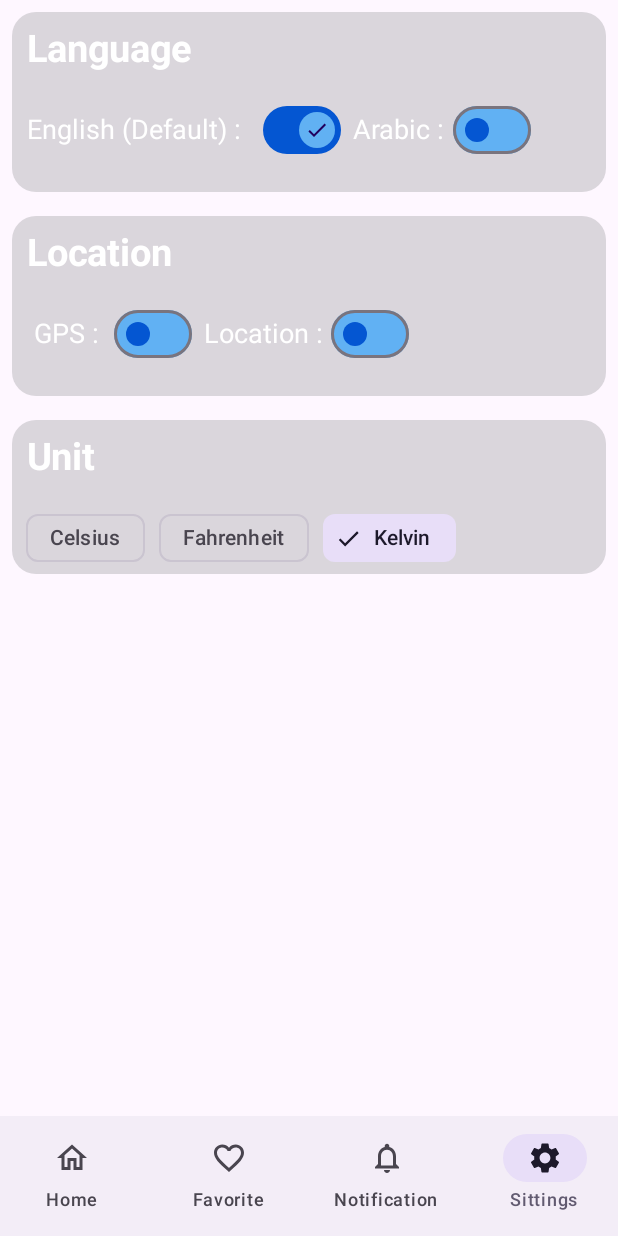
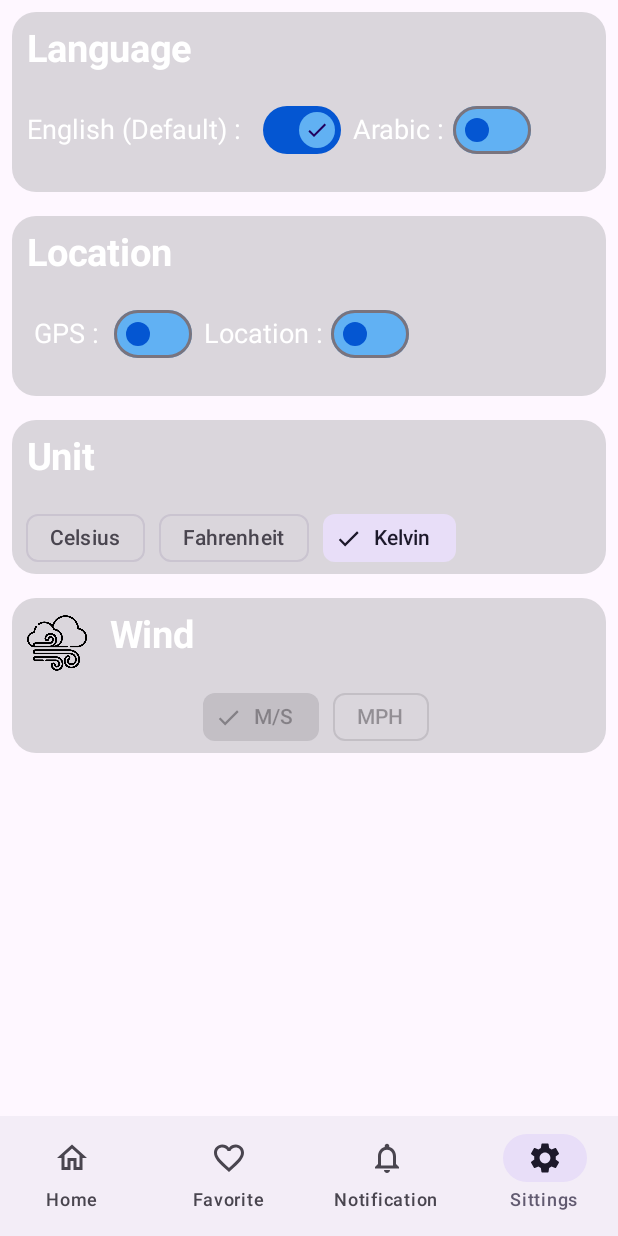
Before and after one commit to MoazMamdoouh/Gusty, an Android app built with Jetpack Compose: the screen it shows after launch (MainActivity), item 4 of the bottom bar chosen, on a phone screen of 412 x 824 dp. Run offline under Robolectric (Android 15) with nearby library versions, the phone set to English and light mode, and no system bars; our stand-ins replace Room's generated code, livedata-compose.

Commit message:
added wind changes in settings

```diff
--- a/app/src/main/java/com/example/gusty/home/HomeScreen.kt
+++ b/app/src/main/java/com/example/gusty/home/HomeScreen.kt
@@ -49,6 +49,7 @@ import com.example.gusty.home.model.CurrentWeatherModel
 import com.example.gusty.home.model.hourly_daily_model.HourlyAndDailyModel
 import com.example.gusty.setting.Preference
 import com.example.gusty.setting.UnitPreference
+import com.example.gusty.setting.WindPreference
 import com.example.gusty.ui.theme.nightColor
 import com.example.gusty.utilities.UiStateResult
 
@@ -286,6 +287,7 @@ fun DailyAndHourlyWeatherCard(
 }
 @Composable
 fun WindCard(currentWeatherViewModel: CurrentWeatherModel) {
+    val context = LocalContext.current
     Card(
         modifier = Modifier
             .width(200.dp)
@@ -330,7 +332,8 @@ fun WindCard(currentWeatherViewModel: CurrentWeatherModel) {
                     fontWeight = FontWeight.Bold
                 )
                 Text(
-                    text = " ${currentWeatherViewModel.wind.speed} km/h",
+                    text = " ${currentWeatherViewModel.wind.speed} " +
+                    WindPreference.getWindSharedPreference(context),
                     color = Color.White,
                     fontSize = 12.sp,
                     fontWeight = FontWeight.Bold
--- a/app/src/main/java/com/example/gusty/setting/PREFERENCE_FILE.kt
+++ b/app/src/main/java/com/example/gusty/setting/PREFERENCE_FILE.kt
@@ -58,9 +58,22 @@ object UnitPreference {
         }
     }
 
-    fun getUnitSharedPreference(context: Context) : String? {
+    fun getUnitSharedPreference(context: Context): String? {
         val sharedPref = context.getSharedPreferences("pref_shared", Context.MODE_PRIVATE)
         return sharedPref.getString("Unit", " ")
     }
+}
 
+object WindPreference {
+    fun setWindSharedPreference(unitName: String, context: Context) {
+        val sharedPref = context.getSharedPreferences("pref_shared", Context.MODE_PRIVATE)
+        with(sharedPref.edit()) {
+            putString("Wind_Unit", unitName)
+            apply()
+        }
+    }
+    fun getWindSharedPreference(context: Context) : String? {
+        val sharedPref = context.getSharedPreferences("pref_shared", Context.MODE_PRIVATE)
+        return sharedPref.getString("Wind_Unit", " ")
+    }
 }
--- a/app/src/main/java/com/example/gusty/setting/SettingsScreen.kt
+++ b/app/src/main/java/com/example/gusty/setting/SettingsScreen.kt
@@ -1,6 +1,7 @@
 package com.example.gusty.setting
 
-import android.util.Log
+import androidx.compose.foundation.Image
+import androidx.compose.foundation.layout.Arrangement
 import androidx.compose.foundation.layout.Column
 import androidx.compose.foundation.layout.Row
 import androidx.compose.foundation.layout.Spacer
@@ -29,10 +30,12 @@ import androidx.compose.runtime.setValue
 import androidx.compose.ui.Modifier
 import androidx.compose.ui.graphics.Color
 import androidx.compose.ui.platform.LocalContext
+import androidx.compose.ui.res.painterResource
 import androidx.compose.ui.text.font.FontWeight
 import androidx.compose.ui.unit.dp
 import androidx.compose.ui.unit.sp
 import androidx.navigation.NavHostController
+import com.example.gusty.R
 import com.example.gusty.ui.theme.blue
 import com.example.gusty.ui.theme.dark_blue
 import com.example.gusty.utilities.LocationPermission
@@ -250,7 +253,7 @@ fun LocationCard(navController: NavHostController) {
 fun UnitCard() {
     //celsius and fahrenheit and kelvin
     val context = LocalContext.current
-    val initUnit = when(UnitPreference.getUnitSharedPreference(context)){
+    val initUnit = when (UnitPreference.getUnitSharedPreference(context)) {
         "metric" -> UnitEnum.CELSIUS
         "imperial" -> UnitEnum.FAHRENHEIT
         "standard" -> UnitEnum.KELVIN
@@ -277,6 +280,7 @@ fun UnitCard() {
             FilterChip(
                 onClick = {
                     UnitPreference.setUnitSharedPreference("metric", context)
+                    WindPreference.setWindSharedPreference("m/s" , context)
                     selectedUnit = UnitEnum.CELSIUS
                 },
                 label = {
@@ -299,6 +303,7 @@ fun UnitCard() {
             FilterChip(
                 onClick = {
                     UnitPreference.setUnitSharedPreference("imperial", context)
+                    WindPreference.setWindSharedPreference("mph" , context)
                     selectedUnit = UnitEnum.FAHRENHEIT
                 },
                 label = {
@@ -320,7 +325,8 @@ fun UnitCard() {
             Spacer(Modifier.width(9.dp))
             FilterChip(
                 onClick = {
-                    UnitPreference.setUnitSharedPreference("standard" , context)
+                    UnitPreference.setUnitSharedPreference("standard", context)
+                    WindPreference.setWindSharedPreference("m/s" , context)
                     selectedUnit = UnitEnum.KELVIN
                 },
                 label = {
@@ -347,4 +353,77 @@ fun UnitCard() {
 @Composable
 fun WindSettingsCard() {
 
+    val context = LocalContext.current
+    val initUnit = when (WindPreference.getWindSharedPreference(context)) {
+        "m/s" -> WindUnitEnum.MS
+        "mph" -> WindUnitEnum.MPH
+        else -> WindUnitEnum.MS
+    }
+    var selectedWindDegree by remember { mutableStateOf<WindUnitEnum>(initUnit) }
+    Card(
+        modifier = Modifier
+            .fillMaxWidth()
+            .padding(8.dp), shape = RoundedCornerShape(16.dp),
+        colors = CardDefaults.cardColors(containerColor = Color(0xFF4E4F4F).copy(alpha = 0.2f)) // Light Blue Transparent
+    ) {
+        Row {
+            Image(painter = painterResource(R.drawable.wind_icon) , contentDescription = null
+            ,Modifier.size(width = 50.dp , height = 50.dp)
+                    .padding(start = 10.dp , top = 10.dp))
+            Spacer(Modifier.width(5.dp))
+            Text(
+                context.getString(R.string.wind),
+                fontSize = 25.sp,
+                fontWeight = FontWeight.Bold,
+                color = Color.White,
+                modifier = Modifier.padding(10.dp)
+            )
+        }
+        Spacer(Modifier.height(5.dp))
+        Row(
+            modifier = Modifier.fillMaxWidth()
+            , horizontalArrangement = Arrangement.Center
+        ) {
+            Spacer(Modifier.width(9.dp))
+            FilterChip(
+                onClick = {},
+                enabled = false,
+                label = {
+                    Text("M/S")
+                },
+                selected = selectedWindDegree == WindUnitEnum.MS,
+                leadingIcon = if (selectedWindDegree == WindUnitEnum.MS) {
+                    {
+                        Icon(
+                            imageVector = Icons.Filled.Done,
+                            contentDescription = "Done icon",
+                            modifier = Modifier.size(FilterChipDefaults.IconSize)
+                        )
+                    }
+                } else {
+                    null
+                },
+            )
+            Spacer(Modifier.width(9.dp))
+            FilterChip(
+                onClick = {},
+                enabled = false,
+                label = {
+                    Text("MPH")
+                },
+                selected = selectedWindDegree == WindUnitEnum.MPH,
+                leadingIcon = if (selectedWindDegree == WindUnitEnum.MPH) {
+                    {
+                        Icon(
+                            imageVector = Icons.Filled.Done,
+                            contentDescription = "Done icon",
+                            modifier = Modifier.size(FilterChipDefaults.IconSize)
+                        )
+                    }
+                } else {
+                    null
+                },
+            )
+        }
+    }
 }
--- a/app/src/main/java/com/example/gusty/setting/UnitEnum.kt
+++ b/app/src/main/java/com/example/gusty/setting/UnitEnum.kt
@@ -4,5 +4,9 @@ enum class UnitEnum {
     CELSIUS ,
     KELVIN,
     FAHRENHEIT
+}
 
+enum class WindUnitEnum {
+    MS,
+    MPH
 }
```
